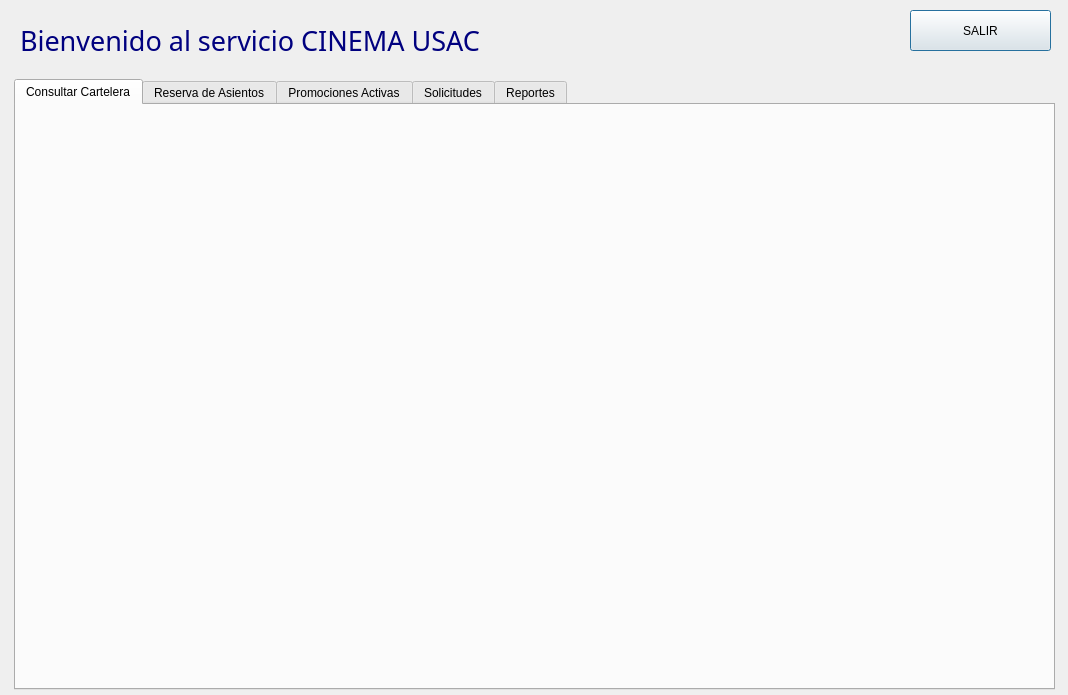
First picture: the form in EDD_Fase1/vistacliente.ui, repository Denilsonp07/EDD_2S2026_PY_202308386, before the edit.
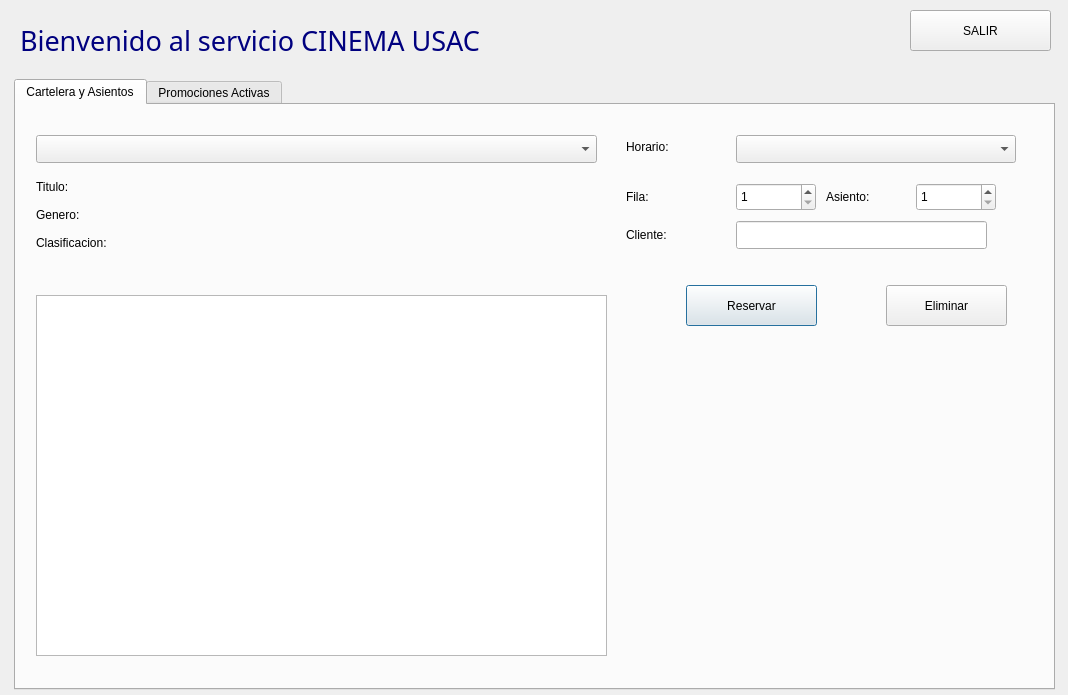
Second picture: the form after the edit. The open tabs and pages were chosen to show the change.

Diff of the .ui file:
```diff
--- a/EDD_Fase1/vistacliente.ui
+++ b/EDD_Fase1/vistacliente.ui
@@ -45,28 +45,229 @@
    </property>
    <widget class="QWidget" name="tab">
     <attribute name="title">
-     <string>Consultar Cartelera</string>
+     <string>Cartelera y Asientos</string>
     </attribute>
-   </widget>
-   <widget class="QWidget" name="tab_2">
-    <attribute name="title">
-     <string>Reserva de Asientos</string>
-    </attribute>
+    <widget class="QComboBox" name="combo_peliculas">
+     <property name="geometry">
+      <rect>
+       <x>20</x>
+       <y>30</y>
+       <width>561</width>
+       <height>28</height>
+      </rect>
+     </property>
+    </widget>
+    <widget class="QLabel" name="lbl_titulo">
+     <property name="geometry">
+      <rect>
+       <x>20</x>
+       <y>70</y>
+       <width>500</width>
+       <height>24</height>
+      </rect>
+     </property>
+     <property name="text">
+      <string>Titulo:</string>
+     </property>
+    </widget>
+    <widget class="QLabel" name="lbl_genero">
+     <property name="geometry">
+      <rect>
+       <x>20</x>
+       <y>98</y>
+       <width>500</width>
+       <height>24</height>
+      </rect>
+     </property>
+     <property name="text">
+      <string>Genero:</string>
+     </property>
+    </widget>
+    <widget class="QLabel" name="lbl_clasificacion">
+     <property name="geometry">
+      <rect>
+       <x>20</x>
+       <y>126</y>
+       <width>500</width>
+       <height>24</height>
+      </rect>
+     </property>
+     <property name="text">
+      <string>Clasificacion:</string>
+     </property>
+    </widget>
+    <widget class="QLabel" name="label_horario">
+     <property name="geometry">
+      <rect>
+       <x>610</x>
+       <y>30</y>
+       <width>110</width>
+       <height>24</height>
+      </rect>
+     </property>
+     <property name="text">
+      <string>Horario:</string>
+     </property>
+    </widget>
+    <widget class="QComboBox" name="combo_horarios">
+     <property name="geometry">
+      <rect>
+       <x>720</x>
+       <y>30</y>
+       <width>280</width>
+       <height>28</height>
+      </rect>
+     </property>
+    </widget>
+    <widget class="QLabel" name="label_fila">
+     <property name="geometry">
+      <rect>
+       <x>610</x>
+       <y>80</y>
+       <width>90</width>
+       <height>24</height>
+      </rect>
+     </property>
+     <property name="text">
+      <string>Fila:</string>
+     </property>
+    </widget>
+    <widget class="QSpinBox" name="spin_fila">
+     <property name="geometry">
+      <rect>
+       <x>720</x>
+       <y>78</y>
+       <width>80</width>
+       <height>28</height>
+      </rect>
+     </property>
+     <property name="minimum">
+      <number>1</number>
+     </property>
+    </widget>
+    <widget class="QLabel" name="label_columna">
+     <property name="geometry">
+      <rect>
+       <x>810</x>
+       <y>80</y>
+       <width>90</width>
+       <height>24</height>
+      </rect>
+     </property>
+     <property name="text">
+      <string>Asiento:</string>
+     </property>
+    </widget>
+    <widget class="QSpinBox" name="spin_columna">
+     <property name="geometry">
+      <rect>
+       <x>900</x>
+       <y>78</y>
+       <width>80</width>
+       <height>28</height>
+      </rect>
+     </property>
+     <property name="minimum">
+      <number>1</number>
+     </property>
+    </widget>
+    <widget class="QLabel" name="label_cliente">
+     <property name="geometry">
+      <rect>
+       <x>610</x>
+       <y>118</y>
+       <width>90</width>
+       <height>24</height>
+      </rect>
+     </property>
+     <property name="text">
+      <string>Cliente:</string>
+     </property>
+    </widget>
+    <widget class="QLineEdit" name="txt_cliente">
+     <property name="geometry">
+      <rect>
+       <x>720</x>
+       <y>116</y>
+       <width>251</width>
+       <height>28</height>
+      </rect>
+     </property>
+    </widget>
+    <widget class="QPushButton" name="btn_reservar">
+     <property name="geometry">
+      <rect>
+       <x>670</x>
+       <y>180</y>
+       <width>131</width>
+       <height>41</height>
+      </rect>
+     </property>
+     <property name="text">
+      <string>Reservar</string>
+     </property>
+    </widget>
+    <widget class="QPushButton" name="btn_eliminar">
+     <property name="geometry">
+      <rect>
+       <x>870</x>
+       <y>180</y>
+       <width>121</width>
+       <height>41</height>
+      </rect>
+     </property>
+     <property name="text">
+      <string>Eliminar</string>
+     </property>
+    </widget>
+    <widget class="QTableWidget" name="tabla_asientos_cliente">
+     <property name="geometry">
+      <rect>
+       <x>20</x>
+       <y>190</y>
+       <width>571</width>
+       <height>361</height>
+      </rect>
+     </property>
+    </widget>
    </widget>
    <widget class="QWidget" name="tab_3">
     <attribute name="title">
      <string>Promociones Activas</string>
     </attribute>
-   </widget>
-   <widget class="QWidget" name="tab_4">
-    <attribute name="title">
-     <string>Solicitudes</string>
-    </attribute>
-   </widget>
-   <widget class="QWidget" name="tab_5">
-    <attribute name="title">
-     <string>Reportes</string>
-    </attribute>
+    <widget class="QTableWidget" name="tabla_promociones_cliente">
+     <property name="geometry">
+      <rect>
+       <x>20</x>
+       <y>20</y>
+       <width>980</width>
+       <height>220</height>
+      </rect>
+     </property>
+    </widget>
+    <widget class="QLabel" name="label_beneficios_cliente">
+     <property name="geometry">
+      <rect>
+       <x>20</x>
+       <y>255</y>
+       <width>300</width>
+       <height>24</height>
+      </rect>
+     </property>
+     <property name="text">
+      <string>Beneficios de la promocion seleccionada</string>
+     </property>
+    </widget>
+    <widget class="QTableWidget" name="tabla_beneficios_cliente">
+     <property name="geometry">
+      <rect>
+       <x>20</x>
+       <y>285</y>
+       <width>980</width>
+       <height>230</height>
+      </rect>
+     </property>
+    </widget>
    </widget>
   </widget>
   <widget class="QPushButton" name="btnSalir">
```
Left out of the diff: 2 changed lines with no effect on the pictures.
